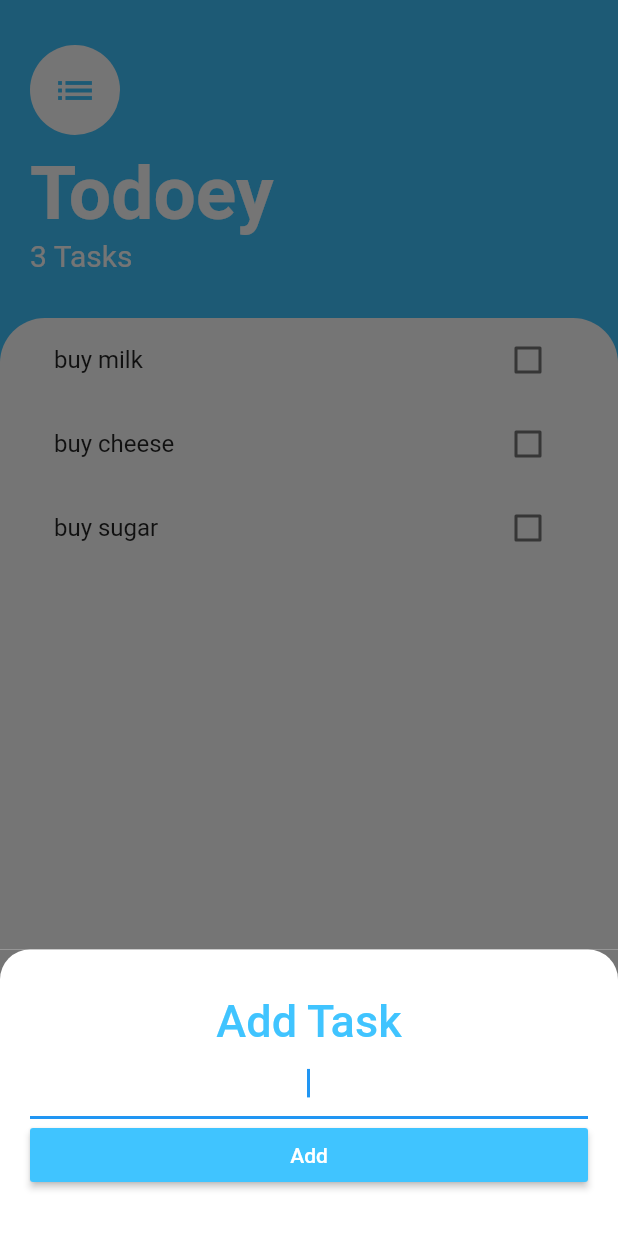
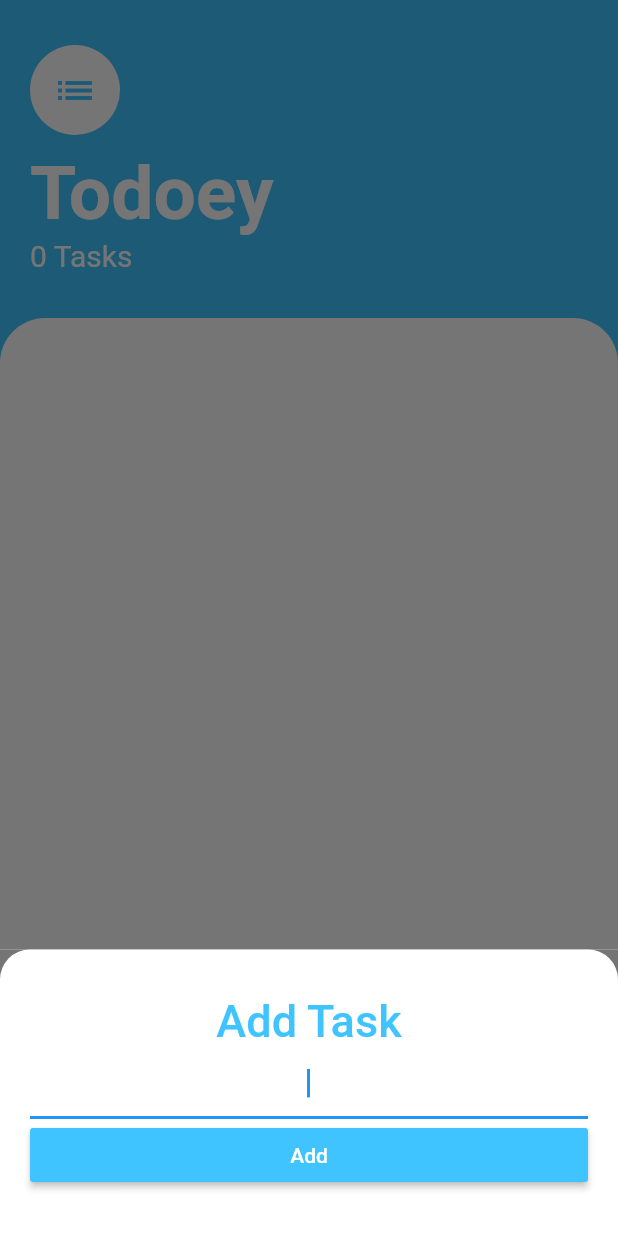
Before and after one commit to MedoRedo/todoey_app_flutter, a Flutter app: the screen it shows after launch, after a tap on the "add" icon, on a phone screen of 412 x 824 dp. Run offline on Flutter 3.47's test engine with Material 2 defaults, Android fonts, the phone set to English and light mode, and no system bars; our stand-ins replace hive, hive_flutter; accounts and stored records are empty; generated files the repository leaves out were written again.

Commit message:
using hive database to store tasks

```diff
--- a/lib/main.dart
+++ b/lib/main.dart
@@ -1,9 +1,16 @@
 import 'package:flutter/material.dart';
+import 'package:hive/hive.dart';
+import 'package:hive_flutter/hive_flutter.dart';
 import 'package:provider/provider.dart';
 import 'package:todoey_flutter/models/tasks_data.dart';
 import 'package:todoey_flutter/screens/tasks_screen.dart';
 
-void main() {
+import 'models/task.dart';
+
+void main() async {
+  await Hive.initFlutter();
+  Hive.registerAdapter<Task>(TaskAdapter());
+  await Hive.openBox<Task>('tasks');
   runApp(MyApp());
 }
 
--- a/lib/models/task.dart
+++ b/lib/models/task.dart
@@ -1,5 +1,12 @@
+import 'package:hive/hive.dart';
+
+part 'task.g.dart';
+
+@HiveType(typeId: 0)
 class Task {
+  @HiveField(0)
   String name;
+  @HiveField(1)
   bool isDone;
   Task({this.name, this.isDone = false});
 
--- a/lib/models/tasks_data.dart
+++ b/lib/models/tasks_data.dart
@@ -1,32 +1,41 @@
 import 'dart:collection';
 
 import 'package:flutter/foundation.dart';
+import 'package:hive/hive.dart';
 
 import 'task.dart';
 
 class TaskData with ChangeNotifier {
-  List<Task> _tasks = [
-    Task(name: 'buy milk'),
-    Task(name: 'buy cheese'),
-    Task(name: 'buy sugar'),
-  ];
+  List<Task> _tasks = [];
 
-  int get taskCount => tasks.length;
+  int get taskCount => _tasks.length;
 
   UnmodifiableListView<Task> get tasks => UnmodifiableListView(_tasks);
 
-  void addNewTask(String title) {
-    _tasks.add(Task(name: title));
+  Future<void> getData() async {
+    final box = await Hive.openBox<Task>('tasks');
+    _tasks = box.values.toList();
     notifyListeners();
   }
 
-  void toggleTask(Task task) {
-    task.toggleDone();
+  void addNewTask(String title) async {
+    var box = await Hive.openBox<Task>('tasks');
+    box.add(Task(name: title));
+
     notifyListeners();
   }
 
-  void deleteTask(int index) {
-    _tasks.removeAt(index);
+  void toggleTask(int index) async {
+    var box = await Hive.openBox<Task>('tasks');
+    Task task = _tasks[index];
+    task.toggleDone();
+    box.putAt(index, task);
+    notifyListeners();
+  }
+
+  Future<void> deleteTask(int index) async {
+    final box = await Hive.openBox<Task>('tasks');
+    box.deleteAt(index);
     notifyListeners();
   }
 }
--- a/lib/widgets/tasks_list.dart
+++ b/lib/widgets/tasks_list.dart
@@ -8,6 +8,7 @@ class TasksList extends StatelessWidget {
   @override
   Widget build(BuildContext context) {
     return Consumer<TaskData>(builder: (context, taskData, child) {
+      taskData.getData();
       return ListView.builder(
         itemBuilder: (context, index) {
           final Task task = taskData.tasks[index];
@@ -15,7 +16,7 @@ class TasksList extends StatelessWidget {
             taskTitle: task.name,
             isChecked: task.isDone,
             checkboxCallback: (newCheckboxState) {
-              context.read<TaskData>().toggleTask(task);
+              context.read<TaskData>().toggleTask(index);
             },
             deleteTaskCallback: () {
               context.read<TaskData>().deleteTask(index);
--- a/pubspec.yaml
+++ b/pubspec.yaml
@@ -29,10 +29,15 @@ dependencies:
   # Use with the CupertinoIcons class for iOS style icons.
   cupertino_icons: ^1.0.2
   provider: ^5.0.0
+  hive: ^2.0.4
+  hive_flutter: ^1.0.0
 
 dev_dependencies:
   flutter_test:
     sdk: flutter
+  hive_generator: ^1.1.0
+  build_runner: ^2.0.3
+
 
 # For information on the generic Dart part of this file, see the
 # following page: https://dart.dev/tools/pub/pubspec
```
Also changed, not shown: lib/models/task.g.dart (added), pubspec.lock, 1 other file.
